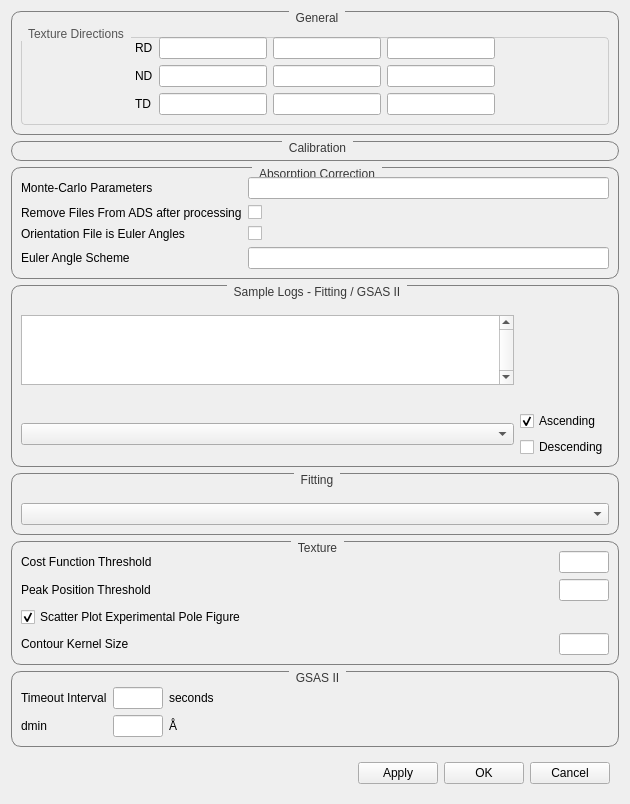
This is qt/python/mantidqtinterfaces/mantidqtinterfaces/Engineering/gui/engineering_diffraction/settings/settings_widget.ui in mantidproject/mantid as Qt 5 draws it before an edit. The edited form follows.
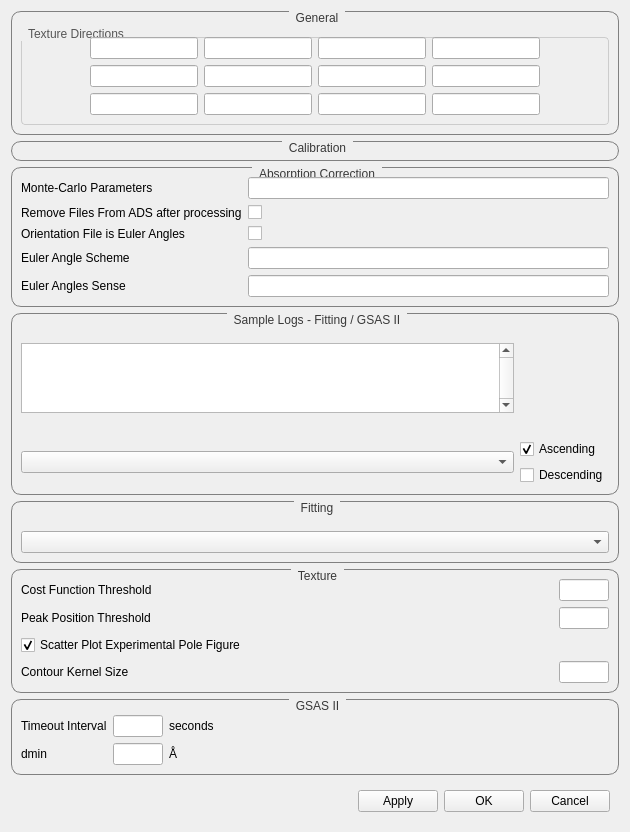
This is the edited form. Custom widgets are drawn as their Qt base class.

Diff of the .ui file:
```diff
--- a/qt/python/mantidqtinterfaces/mantidqtinterfaces/Engineering/gui/engineering_diffraction/settings/settings_widget.ui
+++ b/qt/python/mantidqtinterfaces/mantidqtinterfaces/Engineering/gui/engineering_diffraction/settings/settings_widget.ui
@@ -73,9 +73,18 @@
    </spacer>
   </item>
          <item row="0" column="1">
-       <widget class="QLabel" name="label_RD">
+       <widget class="QLineEdit" name="lineedit_RD">
         <property name="text">
-         <string>RD</string>
+           <string/>
+          </property>
+        <property name="maximumWidth">
+      <number>30</number>
+    </property>
+    <property name="sizePolicy">
+      <sizepolicy hsizetype="Fixed" vsizetype="Preferred">
+        <horstretch>0</horstretch>
+        <verstretch>0</verstretch>
+      </sizepolicy>
         </property>
        </widget>
       </item>
@@ -128,9 +137,18 @@
          </widget>
       </item>
          <item row="1" column="1">
-       <widget class="QLabel" name="label_ND">
+       <widget class="QLineEdit" name="lineedit_ND">
         <property name="text">
-         <string>ND</string>
+           <string/>
+          </property>
+        <property name="maximumWidth">
+      <number>30</number>
+    </property>
+    <property name="sizePolicy">
+      <sizepolicy hsizetype="Fixed" vsizetype="Preferred">
+        <horstretch>0</horstretch>
+        <verstretch>0</verstretch>
+      </sizepolicy>
         </property>
        </widget>
       </item>
@@ -183,9 +201,18 @@
          </widget>
       </item>
       <item row="2" column="1">
-       <widget class="QLabel" name="label_TD">
+       <widget class="QLineEdit" name="lineedit_TD">
         <property name="text">
-         <string>TD</string>
+           <string/>
+          </property>
+        <property name="maximumWidth">
+      <number>30</number>
+    </property>
+    <property name="sizePolicy">
+      <sizepolicy hsizetype="Fixed" vsizetype="Preferred">
+        <horstretch>0</horstretch>
+        <verstretch>0</verstretch>
+      </sizepolicy>
         </property>
        </widget>
       </item>
@@ -330,6 +357,20 @@
           </property>
          </widget>
         </item>
+         <item row="5" column="2">
+         <widget class="QLineEdit" name="eulerAnglesSense_lineedit">
+          <property name="text">
+           <string/>
+          </property>
+         </widget>
+        </item>
+        <item row="5" column="1">
+         <widget class="QLabel" name="label_10">
+          <property name="text">
+           <string>Euler Angles Sense</string>
+          </property>
+         </widget>
+        </item>
      </layout>
     </widget>
    </item>
```
Lines whose indentation alone changed are shown as unchanged.
